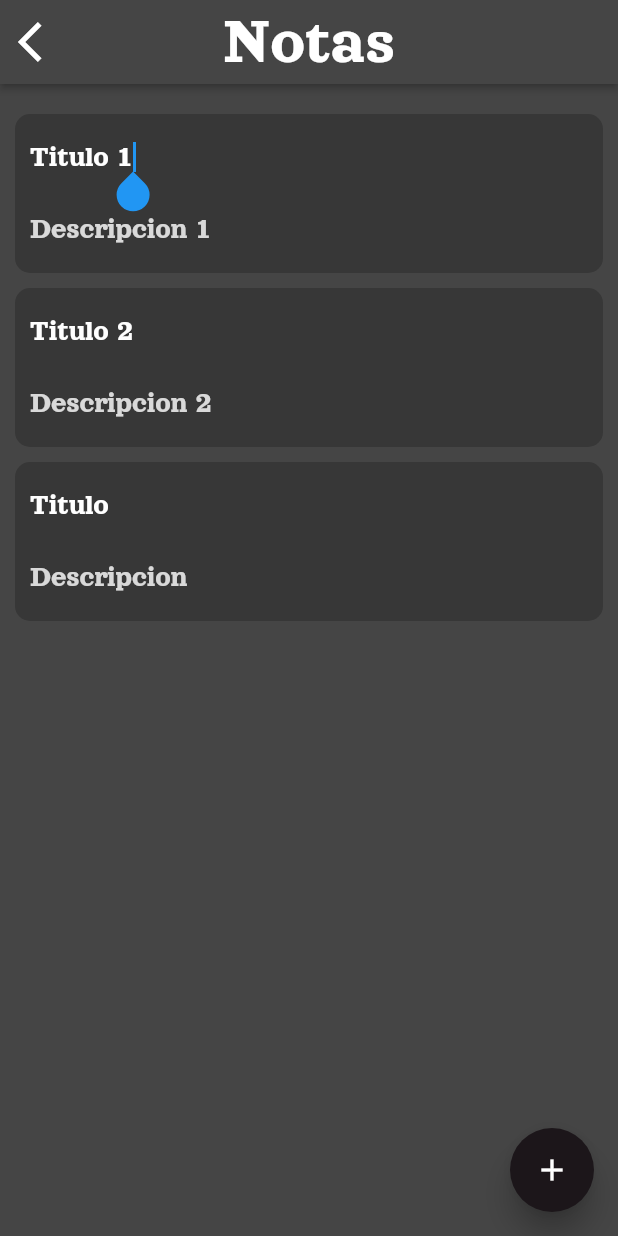
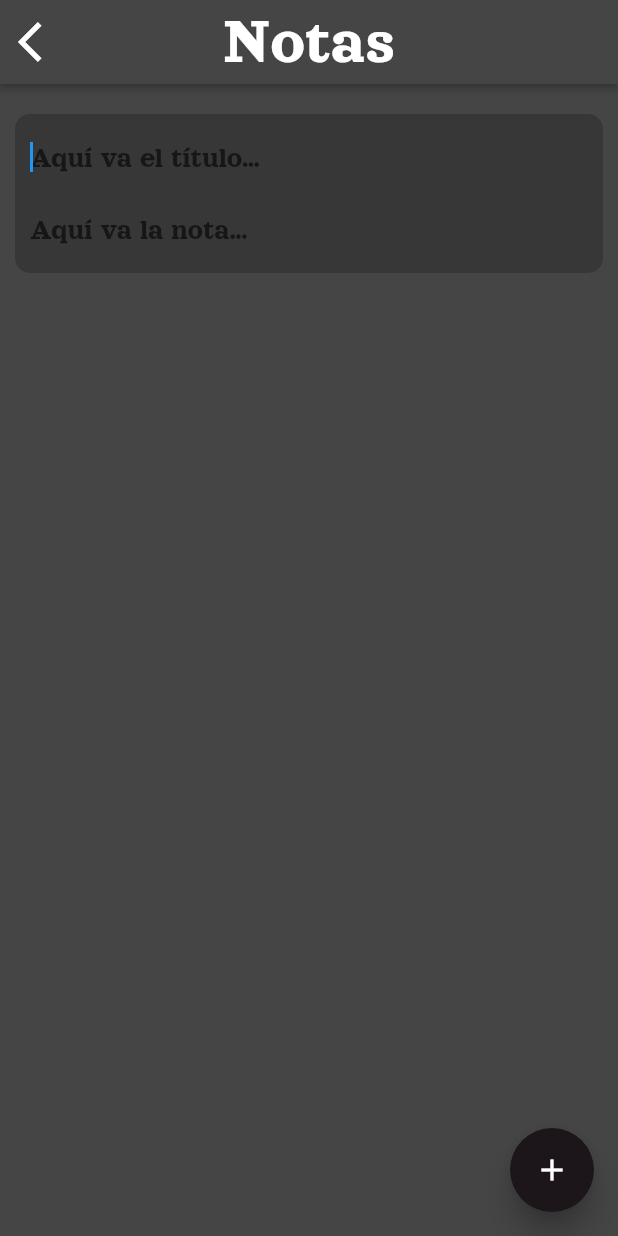
Before and after one commit to CamiloSinningUN/DORO-APP, a Flutter app: the NotasWidget screen opened directly, after a tap on the "add" icon, on a phone screen of 412 x 824 dp. Run offline on Flutter 3.47's test engine with Material 2 defaults, Android fonts, the phone set to English and light mode, and no system bars; our stand-ins replace easy_debounce, get_storage, google_fonts, percent_indicator; accounts and stored records are empty.

Commit message:
Notes finished

```diff
--- a/DORO-Flutter/doro/lib/main.dart
+++ b/DORO-Flutter/doro/lib/main.dart
@@ -2,9 +2,11 @@
 // Use of this source code is governed by a BSD-style license that can be
 // found in the LICENSE file.
 import 'package:flutter/material.dart';
+import 'package:get_storage/get_storage.dart';
 import './home_page/home_page_widget.dart';
 
-void main() {
+void main() async {
+  await GetStorage.init();
   runApp(const MyApp());
 }
 
--- a/DORO-Flutter/doro/lib/notas/notas_widget.dart
+++ b/DORO-Flutter/doro/lib/notas/notas_widget.dart
@@ -1,6 +1,8 @@
+import 'dart:convert';
 import 'package:doro/notas/note.dart';
 import 'package:flutter/material.dart';
 import '../home_page/home_page_widget.dart';
+import 'package:get_storage/get_storage.dart';
 
 class NotasWidget extends StatefulWidget {
   const NotasWidget({Key key}) : super(key: key);
@@ -10,14 +12,44 @@ class NotasWidget extends StatefulWidget {
 }
 
 class _NotasWidgetState extends State<NotasWidget> {
+  final box = GetStorage();
   final scaffoldKey = GlobalKey<ScaffoldState>();
-  final List<String> titles = <String>['Titulo 1', 'Titulo 2'];
-  final List<String> descriptions = <String>['Descripcion 1', 'Descripcion 2'];
+  List<TextEditingController> titles = <TextEditingController>[];
+  List<TextEditingController> descriptions = <TextEditingController>[];
 
-  @override
-  void initState() {
-    super.initState();
+  _NotasWidgetState() {
+    readSavedData();
   }
+
+  void readSavedData() {
+    var value = box.read('titles');
+    print(value);
+    if (value != null) {
+      List<String> temp_titles = value.split(',');
+      temp_titles.removeLast();
+      titles.clear();
+      for (var i = 0; i < temp_titles.length; i++) {
+        titles.add(TextEditingController(text: temp_titles[i]));
+      }
+    }
+    value = box.read('descriptions');
+    print(value);
+    if (value != null) {
+      List<String> temp_descriptions = value.split(',');
+      temp_descriptions.removeLast();
+      descriptions.clear();
+      for (var i = 0; i < temp_descriptions.length; i++) {
+        descriptions.add(TextEditingController(text: temp_descriptions[i]));
+      }
+    }
+  }
+
+  //leer guardado
+  readWithGetStorage(String storageKey) => box.read(storageKey);
+
+  //guardar
+  saveListWithGetStorage(String storageKey, List<dynamic> storageValue) async =>
+      await box.write(storageKey, jsonEncode(storageValue));
 
   createAlertDialog(BuildContext context, int index) {
     return showDialog(
@@ -44,18 +76,43 @@ class _NotasWidgetState extends State<NotasWidget> {
         });
   }
 
+  void saveNotes() {
+    String titlesString = '';
+    String descriptionsString = '';
+    for (int i = 0; i < titles.length; i++) {
+      titlesString += titles[i].text + ',';
+      descriptionsString += descriptions[i].text + ',';
+    }
+    box.remove('titles');
+    box.remove('descriptions');
+    box.write('titles', titlesString);
+    box.write('descriptions', descriptionsString);
+  }
+
   void deleteNoteToList(int index) {
-    titles.removeAt(index);
-    descriptions.removeAt(index);
-    print(titles);
-    setState(() {});
+    setState(() {
+      titles.removeAt(index);
+      descriptions.removeAt(index);
+      saveNotes();
+      readSavedData();
+    });
   }
 
   void addNoteToList() {
     setState(() {
-      titles.add('Titulo');
-      descriptions.add('Descripcion');
+      titles.add(new TextEditingController(text: ''));
+      descriptions.add(new TextEditingController(text: ''));
+      titles.last.addListener(() {
+        saveNotes();
+      });
+      saveNotes();
+      readSavedData();
     });
+  }
+
+  @override
+  void initState() {
+    super.initState();
   }
 
   @override
@@ -130,8 +187,8 @@ class _NotasWidgetState extends State<NotasWidget> {
                         // onLongPress: () {
                         //   deleteNoteToList(index);
                         // },
-                        child: note(TextEditingController(text: titles[index]),
-                            TextEditingController(text: descriptions[index]),
+                        child: note(
+                            titles[index], descriptions[index], saveNotes,
                             key: ObjectKey(title)),
                       ),
                     );
--- a/DORO-Flutter/doro/lib/notas/note.dart
+++ b/DORO-Flutter/doro/lib/notas/note.dart
@@ -1,19 +1,24 @@
+import 'package:doro/notas/notas_widget.dart';
 import 'package:flutter/material.dart';
 import 'package:easy_debounce/easy_debounce.dart';
 
 class note extends StatefulWidget {
   TextEditingController textController1;
   TextEditingController textController2;
-  note(this.textController1, this.textController2, {Key key}) : super(key: key);
+  Function onChanged;
+  note(this.textController1, this.textController2, this.onChanged, {Key key})
+      : super(key: key);
 
   @override
-  _noteState createState() => _noteState(textController1, textController2);
+  _noteState createState() =>
+      _noteState(textController1, textController2, onChanged);
 }
 
 class _noteState extends State<note> {
   TextEditingController textController1;
   TextEditingController textController2;
-  _noteState(this.textController1, this.textController2);
+  Function onChanged;
+  _noteState(this.textController1, this.textController2, this.onChanged);
 
   @override
   Widget build(BuildContext context) {
@@ -33,15 +38,11 @@ class _noteState extends State<note> {
               padding: EdgeInsetsDirectional.fromSTEB(10, 5, 10, 0),
               child: TextFormField(
                 controller: textController1,
-                onChanged: (_) => EasyDebounce.debounce(
-                  'textController1',
-                  Duration(milliseconds: 2000),
-                  () => setState(() {}),
-                ),
+                onChanged: (_) => onChanged(),
                 autofocus: true,
                 obscureText: false,
                 decoration: InputDecoration(
-                  hintText: '[Some hint text...]',
+                  hintText: 'Aquí va el título...',
                   enabledBorder: UnderlineInputBorder(
                     borderSide: BorderSide(
                       color: Color(0x00000000),
@@ -78,15 +79,11 @@ class _noteState extends State<note> {
                   controller: textController2,
                   maxLines: null,
                   enableInteractiveSelection: true,
-                  onChanged: (_) => EasyDebounce.debounce(
-                        'textController2',
-                        Duration(milliseconds: 2000),
-                        () => setState(() {}),
-                      ),
+                  onChanged: (_) => onChanged(),
                   autofocus: true,
                   obscureText: false,
                   decoration: InputDecoration(
-                    hintText: '[Some hint text...]',
+                    hintText: 'Aquí va la nota...',
                     enabledBorder: UnderlineInputBorder(
                       borderSide: BorderSide(
                         color: Color(0x00000000),
--- a/DORO-Flutter/doro/pubspec.yaml
+++ b/DORO-Flutter/doro/pubspec.yaml
@@ -19,10 +19,10 @@ dependencies:
   timeago: 3.1.0
   url_launcher: 6.0.15
   shared_preferences: ^2.0.15
+  get_storage: ^2.0.3
 
 
 dev_dependencies:
-  shared_preferences: ^2.0.15
   flutter_launcher_icons: '^0.9.2'
   flutter_test:
     sdk: flutter
```
